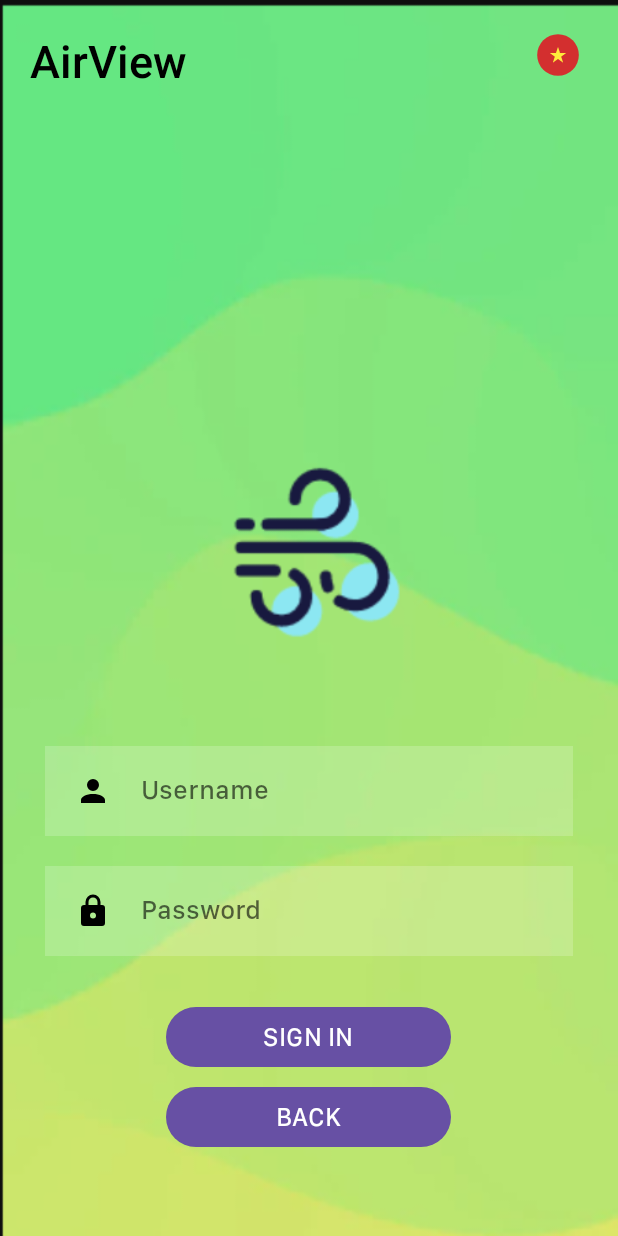
After one commit to d3m0l15h/AirView_NT118, an Android app: the layout screen3.xml on its own in the app's theme, with its tools: preview values and no code run, on a phone screen of 412 x 824 dp. The commit adds this screen. Run offline under Robolectric (Android 15) with nearby library versions, the phone set to English and light mode, and no system bars.

Commit message:
add screen 3

```diff
--- a/app/src/main/java/uit/com/airview/MainActivity.java
+++ b/app/src/main/java/uit/com/airview/MainActivity.java
@@ -17,7 +17,7 @@ public class MainActivity extends AppCompatActivity {
     protected void onCreate(Bundle savedInstanceState) {
         super.onCreate(savedInstanceState);
         Log.i(Tag,"Act1 onCreate");
-        setContentView(R.layout.screen1);
+        setContentView(R.layout.screen3);
 
 //        name = findViewById(R.id.name);
 //        btn = findViewById(R.id.act1_btn);
--- /dev/null
+++ b/app/src/main/res/drawable/account.xml
@@ -0,0 +1 @@
+<!-- drawable/account.xml --><vector xmlns:android="http://schemas.android.com/apk/res/android" android:height="24dp" android:width="24dp" android:viewportWidth="24" android:viewportHeight="24"><path android:fillColor="#000000" android:pathData="M12,4A4,4 0 0,1 16,8A4,4 0 0,1 12,12A4,4 0 0,1 8,8A4,4 0 0,1 12,4M12,14C16.42,14 20,15.79 20,18V20H4V18C4,15.79 7.58,14 12,14Z" /></vector>
--- /dev/null
+++ b/app/src/main/res/drawable/lock.xml
@@ -0,0 +1 @@
+<!-- drawable/lock.xml --><vector xmlns:android="http://schemas.android.com/apk/res/android" android:height="24dp" android:width="24dp" android:viewportWidth="24" android:viewportHeight="24"><path android:fillColor="#000000" android:pathData="M12,17A2,2 0 0,0 14,15C14,13.89 13.1,13 12,13A2,2 0 0,0 10,15A2,2 0 0,0 12,17M18,8A2,2 0 0,1 20,10V20A2,2 0 0,1 18,22H6A2,2 0 0,1 4,20V10C4,8.89 4.9,8 6,8H7V6A5,5 0 0,1 12,1A5,5 0 0,1 17,6V8H18M12,3A3,3 0 0,0 9,6V8H15V6A3,3 0 0,0 12,3Z" /></vector>
--- /dev/null
+++ b/app/src/main/res/layout-land/screen3.xml
@@ -0,0 +1,187 @@
+<?xml version="1.0" encoding="utf-8"?>
+<RelativeLayout xmlns:android="http://schemas.android.com/apk/res/android"
+    xmlns:app="http://schemas.android.com/apk/res-auto"
+    xmlns:tools="http://schemas.android.com/tools"
+    android:layout_width="wrap_content"
+    android:layout_height="match_parent"
+    android:background="@drawable/green_screen"
+    tools:context=".MainActivity">
+
+    <ImageButton
+        android:id="@+id/imageButton3"
+        android:layout_width="80dp"
+        android:layout_height="wrap_content"
+        android:layout_alignParentEnd="true"
+        android:layout_marginTop="20dp"
+        android:layout_marginEnd="20dp"
+        android:background="@color/transparent"
+        app:srcCompat="@mipmap/vietnam" />
+
+    <TextView
+        android:id="@+id/textView2"
+        android:layout_width="wrap_content"
+        android:layout_height="wrap_content"
+        android:layout_marginStart="20dp"
+        android:layout_marginTop="20dp"
+        android:fontFamily="sans-serif-medium"
+        android:text="@string/app_name"
+        android:textColor="@color/black"
+        android:textSize="30sp" />
+
+
+    <Button
+        android:id="@+id/button3"
+        android:layout_width="match_parent"
+        android:layout_height="wrap_content"
+        android:layout_above="@id/button2"
+        android:layout_centerInParent="true"
+        android:layout_marginBottom="5dp"
+        android:text="SIGN IN"
+        android:layout_marginStart="30dp"
+        android:layout_marginEnd="30dp"
+        android:textSize="17sp" />
+
+    <!--    <LinearLayout-->
+    <!--        android:id="@+id/layout2"-->
+    <!--        android:layout_width="match_parent"-->
+    <!--        android:layout_height="wrap_content"-->
+    <!--        android:layout_above="@id/linearLayout"-->
+    <!--        android:layout_marginTop="10dp"-->
+    <!--        android:layout_marginBottom="6dp"-->
+    <!--        android:gravity="center"-->
+    <!--        android:orientation="horizontal">-->
+
+    <!--        <ImageView-->
+    <!--            android:id="@+id/imageView2"-->
+    <!--            android:layout_width="150dp"-->
+    <!--            android:layout_height="match_parent"-->
+    <!--            app:srcCompat="@drawable/line" />-->
+
+    <!--        <TextView-->
+    <!--            android:id="@+id/textView"-->
+    <!--            android:layout_width="wrap_content"-->
+    <!--            android:layout_height="wrap_content"-->
+    <!--            android:layout_marginStart="10dp"-->
+    <!--            android:layout_marginEnd="10dp"-->
+    <!--            android:text="OR"-->
+    <!--            android:textSize="16sp" />-->
+
+    <!--        <ImageView-->
+    <!--            android:id="@+id/imageView3"-->
+    <!--            android:layout_width="150dp"-->
+    <!--            android:layout_height="match_parent"-->
+    <!--            app:srcCompat="@drawable/line" />-->
+    <!--    </LinearLayout>-->
+
+    <Button
+        android:id="@+id/button2"
+        android:layout_width="match_parent"
+        android:layout_height="wrap_content"
+        android:layout_centerHorizontal="true"
+        android:layout_alignParentBottom="true"
+        android:layout_marginStart="30dp"
+        android:layout_marginEnd="30dp"
+        android:text="BACK"
+        android:layout_marginBottom="15dp"
+        android:textSize="17sp" />
+
+    <!--        <LinearLayout-->
+    <!--            android:id="@+id/linearLayout"-->
+    <!--            android:layout_width="match_parent"-->
+    <!--            android:layout_height="57dp"-->
+    <!--            android:gravity="center"-->
+    <!--            android:layout_above="@id/button2"-->
+    <!--            android:layout_marginBottom="5dp">-->
+
+    <!--            <ImageButton-->
+    <!--                android:id="@+id/imageButton"-->
+    <!--                android:layout_width="61dp"-->
+    <!--                android:layout_height="match_parent"-->
+    <!--                android:layout_marginStart="112dp"-->
+    <!--                android:layout_marginEnd="5dp"-->
+    <!--                android:background="#00FFFFFF"-->
+    <!--                app:srcCompat="@mipmap/google" />-->
+
+    <!--            <ImageButton-->
+    <!--                android:id="@+id/imageButton2"-->
+    <!--                android:layout_width="61dp"-->
+    <!--                android:layout_height="match_parent"-->
+    <!--                android:layout_marginEnd="112dp"-->
+    <!--                android:background="#00FFFFFF"-->
+    <!--                app:srcCompat="@mipmap/facebook" />-->
+    <!--        </LinearLayout>-->
+
+    <!--    <Button-->
+    <!--        android:id="@+id/button5"-->
+    <!--        android:layout_width="wrap_content"-->
+    <!--        android:layout_height="wrap_content"-->
+    <!--        android:layout_alignParentBottom="true"-->
+    <!--        android:layout_centerInParent="true"-->
+    <!--        android:layout_marginTop="10dp"-->
+    <!--        android:layout_marginBottom="15dp"-->
+    <!--        android:background="@color/transparent"-->
+    <!--        android:text="Reset your password?"-->
+    <!--        android:textColor="#606060" />-->
+
+
+    <!--    <TextView-->
+    <!--        android:id="@+id/textView3"-->
+    <!--        android:layout_width="246dp"-->
+    <!--        android:layout_height="wrap_content"-->
+    <!--        android:layout_centerInParent="true"-->
+    <!--        android:text="@string/screen1_summary"-->
+    <!--        android:textAlignment="textStart"-->
+    <!--        android:textColor="#000000"-->
+    <!--        android:textSize="22sp"-->
+    <!--        android:textStyle="italic" />-->
+
+
+    <ImageView
+        android:id="@+id/imageView4"
+        android:layout_width="80dp"
+        android:layout_height="80dp"
+        android:layout_centerHorizontal="true"
+        android:layout_marginBottom="10dp"
+
+        android:layout_above="@+id/username"
+        app:srcCompat="@drawable/air" />
+
+    <EditText
+        android:id="@+id/username"
+        android:layout_width="match_parent"
+        android:layout_height="60dp"
+        android:layout_above="@id/input2"
+        android:layout_marginStart="30dp"
+        android:layout_marginTop="10dp"
+        android:layout_marginEnd="30dp"
+        android:layout_marginBottom="20dp"
+        android:background="#30ffffff"
+        android:drawableLeft="@drawable/account"
+        android:drawablePadding="20dp"
+        android:hint="Username"
+        android:padding="20dp"
+        android:maxLines="1"
+        android:lines="1"
+        android:singleLine="true"
+        android:textColor="@color/black"
+        android:textColorHint="#99000000" />
+
+    <EditText
+        android:id="@+id/input2"
+        android:layout_width="match_parent"
+        android:layout_height="60dp"
+        android:layout_above="@+id/button3"
+        android:layout_marginStart="30dp"
+        android:layout_marginTop="0dp"
+        android:layout_marginEnd="30dp"
+        android:layout_marginBottom="30dp"
+        android:background="#30ffffff"
+        android:drawableLeft="@drawable/lock"
+        android:drawablePadding="20dp"
+        android:hint="Password"
+        android:inputType="textPassword"
+        android:padding="20dp"
+        android:textColor="@color/black"
+        android:textColorHint="#99000000" />
+
+</RelativeLayout>
--- /dev/null
+++ b/app/src/main/res/layout/screen3.xml
@@ -0,0 +1,183 @@
+<?xml version="1.0" encoding="utf-8"?>
+<RelativeLayout xmlns:android="http://schemas.android.com/apk/res/android"
+    xmlns:app="http://schemas.android.com/apk/res-auto"
+    xmlns:tools="http://schemas.android.com/tools"
+    android:layout_width="wrap_content"
+    android:layout_height="match_parent"
+    android:background="@drawable/green_screen"
+    tools:context=".MainActivity">
+
+    <ImageButton
+        android:id="@+id/imageButton3"
+        android:layout_width="80dp"
+        android:layout_height="wrap_content"
+        android:layout_alignParentEnd="true"
+        android:layout_marginTop="20dp"
+        android:layout_marginEnd="20dp"
+        android:background="@color/transparent"
+        app:srcCompat="@mipmap/vietnam" />
+
+    <TextView
+        android:id="@+id/textView2"
+        android:layout_width="wrap_content"
+        android:layout_height="wrap_content"
+        android:layout_marginStart="20dp"
+        android:layout_marginTop="20dp"
+        android:fontFamily="sans-serif-medium"
+        android:text="@string/app_name"
+        android:textColor="@color/black"
+        android:textSize="30sp" />
+
+
+    <Button
+        android:id="@+id/button3"
+        android:layout_width="190dp"
+        android:layout_height="wrap_content"
+        android:layout_above="@id/button2"
+        android:layout_centerInParent="true"
+        android:layout_marginBottom="5dp"
+        android:text="SIGN IN"
+        android:textSize="17sp" />
+
+    <!--    <LinearLayout-->
+    <!--        android:id="@+id/layout2"-->
+    <!--        android:layout_width="match_parent"-->
+    <!--        android:layout_height="wrap_content"-->
+    <!--        android:layout_above="@id/linearLayout"-->
+    <!--        android:layout_marginTop="10dp"-->
+    <!--        android:layout_marginBottom="6dp"-->
+    <!--        android:gravity="center"-->
+    <!--        android:orientation="horizontal">-->
+
+    <!--        <ImageView-->
+    <!--            android:id="@+id/imageView2"-->
+    <!--            android:layout_width="150dp"-->
+    <!--            android:layout_height="match_parent"-->
+    <!--            app:srcCompat="@drawable/line" />-->
+
+    <!--        <TextView-->
+    <!--            android:id="@+id/textView"-->
+    <!--            android:layout_width="wrap_content"-->
+    <!--            android:layout_height="wrap_content"-->
+    <!--            android:layout_marginStart="10dp"-->
+    <!--            android:layout_marginEnd="10dp"-->
+    <!--            android:text="OR"-->
+    <!--            android:textSize="16sp" />-->
+
+    <!--        <ImageView-->
+    <!--            android:id="@+id/imageView3"-->
+    <!--            android:layout_width="150dp"-->
+    <!--            android:layout_height="match_parent"-->
+    <!--            app:srcCompat="@drawable/line" />-->
+    <!--    </LinearLayout>-->
+
+    <Button
+        android:id="@+id/button2"
+        android:layout_width="190dp"
+        android:layout_height="wrap_content"
+        android:layout_centerHorizontal="true"
+        android:layout_alignParentBottom="true"
+        android:text="BACK"
+        android:layout_marginBottom="55dp"
+        android:textSize="17sp" />
+
+    <!--        <LinearLayout-->
+    <!--            android:id="@+id/linearLayout"-->
+    <!--            android:layout_width="match_parent"-->
+    <!--            android:layout_height="57dp"-->
+    <!--            android:gravity="center"-->
+    <!--            android:layout_above="@id/button2"-->
+    <!--            android:layout_marginBottom="5dp">-->
+
+    <!--            <ImageButton-->
+    <!--                android:id="@+id/imageButton"-->
+    <!--                android:layout_width="61dp"-->
+    <!--                android:layout_height="match_parent"-->
+    <!--                android:layout_marginStart="112dp"-->
+    <!--                android:layout_marginEnd="5dp"-->
+    <!--                android:background="#00FFFFFF"-->
+    <!--                app:srcCompat="@mipmap/google" />-->
+
+    <!--            <ImageButton-->
+    <!--                android:id="@+id/imageButton2"-->
+    <!--                android:layout_width="61dp"-->
+    <!--                android:layout_height="match_parent"-->
+    <!--                android:layout_marginEnd="112dp"-->
+    <!--                android:background="#00FFFFFF"-->
+    <!--                app:srcCompat="@mipmap/facebook" />-->
+    <!--        </LinearLayout>-->
+
+    <!--    <Button-->
+    <!--        android:id="@+id/button5"-->
+    <!--        android:layout_width="wrap_content"-->
+    <!--        android:layout_height="wrap_content"-->
+    <!--        android:layout_alignParentBottom="true"-->
+    <!--        android:layout_centerInParent="true"-->
+    <!--        android:layout_marginTop="10dp"-->
+    <!--        android:layout_marginBottom="15dp"-->
+    <!--        android:background="@color/transparent"-->
+    <!--        android:text="Reset your password?"-->
+    <!--        android:textColor="#606060" />-->
+
+
+    <ImageView
+        android:id="@+id/imageView4"
+        android:layout_width="135dp"
+        android:layout_height="123dp"
+        android:layout_above="@id/button3"
+        android:layout_centerHorizontal="true"
+        android:layout_marginBottom="239dp"
+        app:srcCompat="@drawable/air" />
+
+
+    <!--    <TextView-->
+    <!--        android:id="@+id/textView3"-->
+    <!--        android:layout_width="246dp"-->
+    <!--        android:layout_height="wrap_content"-->
+    <!--        android:layout_centerInParent="true"-->
+    <!--        android:text="@string/screen1_summary"-->
+    <!--        android:textAlignment="textStart"-->
+    <!--        android:textColor="#000000"-->
+    <!--        android:textSize="22sp"-->
+    <!--        android:textStyle="italic" />-->
+
+
+    <EditText
+        android:id="@+id/username"
+        android:layout_width="match_parent"
+        android:layout_height="60dp"
+        android:layout_above="@id/input2"
+        android:layout_marginStart="30dp"
+        android:layout_marginTop="10dp"
+        android:layout_marginEnd="30dp"
+        android:layout_marginBottom="20dp"
+        android:background="#30ffffff"
+        android:drawableLeft="@drawable/account"
+        android:drawablePadding="20dp"
+        android:hint="Username"
+        android:padding="20dp"
+        android:maxLines="1"
+        android:lines="1"
+        android:singleLine="true"
+        android:textColor="@color/black"
+        android:textColorHint="#99000000" />
+
+    <EditText
+        android:id="@+id/input2"
+        android:layout_width="match_parent"
+        android:layout_height="60dp"
+        android:layout_above="@+id/button3"
+        android:layout_marginStart="30dp"
+        android:layout_marginTop="0dp"
+        android:layout_marginEnd="30dp"
+        android:layout_marginBottom="30dp"
+        android:background="#30ffffff"
+        android:drawableLeft="@drawable/lock"
+        android:drawablePadding="20dp"
+        android:hint="Password"
+        android:inputType="textPassword"
+        android:padding="20dp"
+        android:textColor="@color/black"
+        android:textColorHint="#99000000" />
+
+</RelativeLayout>
--- a/app/src/main/res/values/themes.xml
+++ b/app/src/main/res/values/themes.xml
@@ -3,6 +3,7 @@
     <style name="Base.Theme.AirView" parent="Theme.Material3.Light.NoActionBar">
         <!-- Customize your light theme here. -->
         <!-- <item name="colorPrimary">@color/my_light_primary</item> -->
+        <item name="android:fontFamily">@font/applefont</item>
     </style>
 
     <style name="Theme.AirView" parent="Base.Theme.AirView" />
```
Also changed, not shown: app/src/main/res/font/applefont.otf (added), app/src/main/res/font/opensan.ttf (added).
